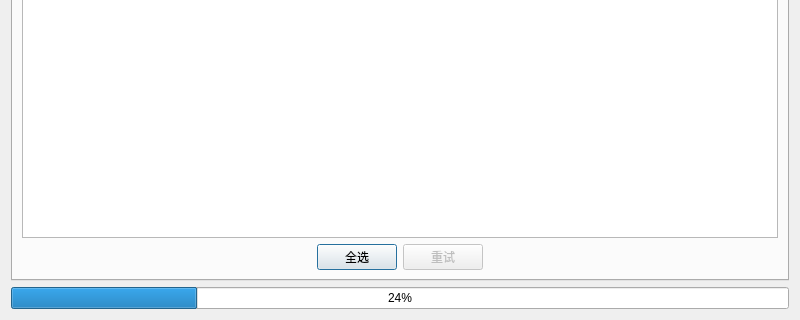
Old version of the form ui/downloadqueuedialog.ui in the repository jing332/xmly-downloader-qt5; both pictures show x 0 to 800 and y 230 to 550 of the 800 by 550 pixel window.
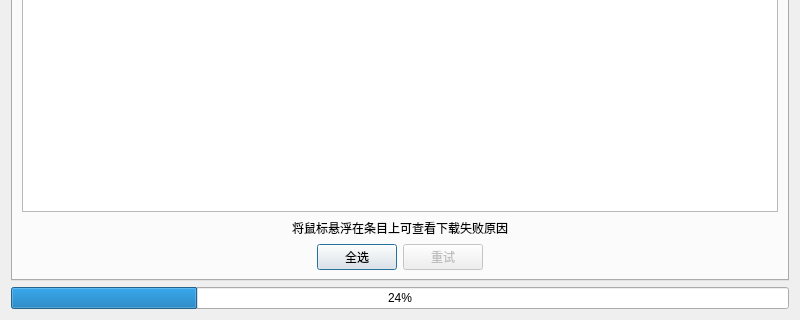
New version of the form. The open tabs and pages were chosen to show the change.

Commit message: 支持下载非免费音频(需账号token)

Diff of the .ui file:
```diff
--- a/ui/downloadqueuedialog.ui
+++ b/ui/downloadqueuedialog.ui
@@ -65,6 +65,43 @@
        <item>
         <widget class="QListWidget" name="downloadFailedListWidget"/>
        </item>
+       <item>
+        <layout class="QHBoxLayout" name="horizontalLayout_3">
+         <item>
+          <spacer name="horizontalSpacer_4">
+           <property name="orientation">
+            <enum>Qt::Horizontal</enum>
+           </property>
+           <property name="sizeHint" stdset="0">
+            <size>
+             <width>40</width>
+             <height>20</height>
+            </size>
+           </property>
+          </spacer>
+         </item>
+         <item>
+          <widget class="QLabel" name="label">
+           <property name="text">
+            <string>将鼠标悬浮在条目上可查看下载失败原因</string>
+           </property>
+          </widget>
+         </item>
+         <item>
+          <spacer name="horizontalSpacer_3">
+           <property name="orientation">
+            <enum>Qt::Horizontal</enum>
+           </property>
+           <property name="sizeHint" stdset="0">
+            <size>
+             <width>40</width>
+             <height>20</height>
+            </size>
+           </property>
+          </spacer>
+         </item>
+        </layout>
+       </item>
        <item>
         <layout class="QHBoxLayout" name="horizontalLayout_2">
          <item>
```
The commit also changes 36 other files.
